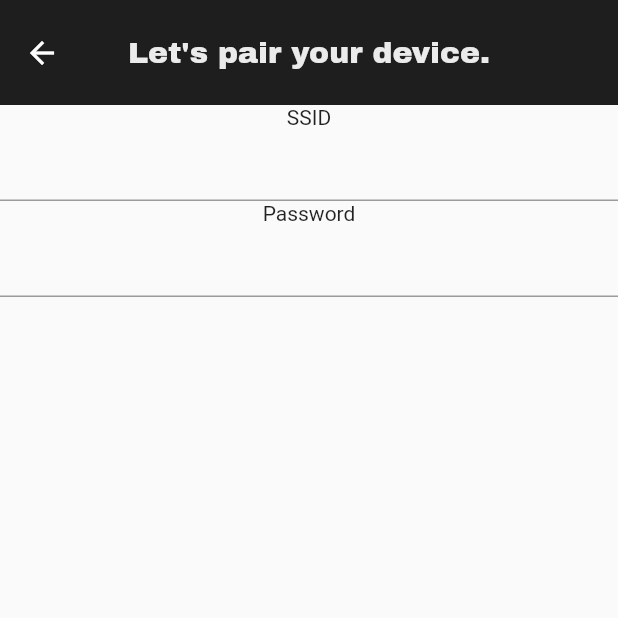
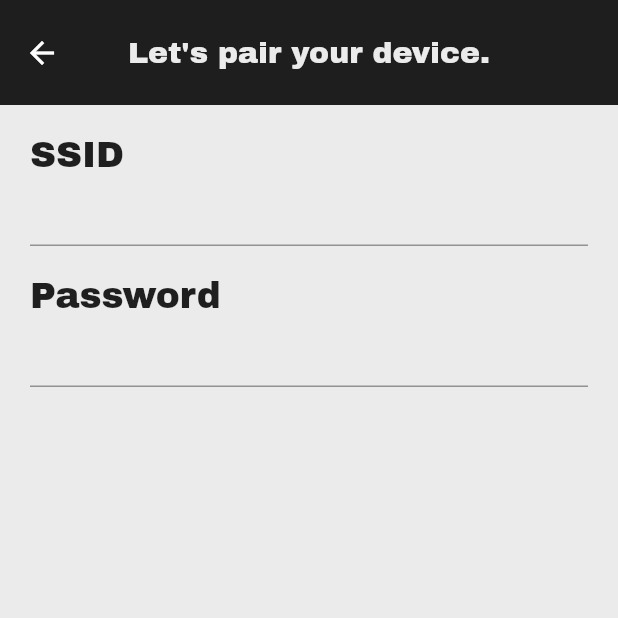
Before and after one commit to WildFore/locklock_application, a Flutter app: the PairDevicePage screen opened directly, on a phone screen of 412 x 824 dp, the top half of it. Run offline on Flutter 3.47's test engine with Material 2 defaults, Android fonts, the phone set to English and light mode, and no system bars.

```diff
--- a/locklock_app/lib/main.dart
+++ b/locklock_app/lib/main.dart
@@ -46,7 +46,7 @@ class _HomeState extends State<Home> {
               fontSize: 36,
               color: Color.fromARGB(255, 235, 235, 235),
               fontFamily: "ArchivoBlack",
-              fontWeight: FontWeight.w500),
+              fontWeight: FontWeight.w600),
         ),
         body: pages[_selectedIndexPage],
         backgroundColor: Color.fromARGB(255, 30, 30, 30),
--- a/locklock_app/lib/subpages/pairDevice.dart
+++ b/locklock_app/lib/subpages/pairDevice.dart
@@ -11,6 +11,7 @@ class _PairDevicePageState extends State<PairDevicePage> {
   @override
   Widget build(BuildContext context) {
     return Scaffold(
+      backgroundColor: Color.fromARGB(255, 235, 235, 235),
       appBar: AppBar(
         toolbarHeight: 70,
         elevation: 0,
@@ -21,17 +22,74 @@ class _PairDevicePageState extends State<PairDevicePage> {
             fontSize: 20,
             color: Color.fromARGB(255, 235, 235, 235),
             fontFamily: "ArchivoBlack",
-            fontWeight: FontWeight.w500
+            fontWeight: FontWeight.w500),
+      ),
+      body: const Column(
+        children: [
+          Padding(
+            padding: EdgeInsets.only(top: 20, left: 20, right: 20),
+            child: Align(
+              alignment: Alignment.centerLeft,
+              child: Text("SSID",
+                  style: TextStyle(
+                    fontFamily: "ArchivoBlack",
+                    fontSize: 24,
+                  )),
             ),
           ),
-        body:
-        const Column(
-          children: [
-            Text("SSID"),
-            TextField(
+          Padding(
+            padding: EdgeInsets.only(),
+            child: Padding(
+              padding: EdgeInsets.only(left: 20, right: 20),
+              child: TextField(
+                decoration: InputDecoration(
+                  border: UnderlineInputBorder(
+                      borderSide:
+                          BorderSide(color: Color.fromARGB(255, 30, 30, 30))),
+                  focusedBorder: UnderlineInputBorder(
+                    borderSide:
+                        BorderSide(color: Color.fromARGB(255, 30, 30, 30)),
                   ),
-            Text("Password"),
-            TextField(
+                ),
+                style: TextStyle(
+                  backgroundColor: Color.fromARGB(255, 30, 30, 30),
+                  color: Color.fromARGB(255, 235, 235, 235),
+                  fontFamily: "ArchivoBlack",
+                  fontSize: 20,
+                ),
+              ),
+            ),
+          ),
+          Padding(
+            padding: EdgeInsets.only(top: 20, left: 20, right: 20),
+            child: Align(
+              alignment: Alignment.centerLeft,
+              child: Text("Password",
+                  style: TextStyle(
+                    fontFamily: "ArchivoBlack",
+                    fontSize: 24,
+                  )),
+            ),
+          ),
+          Padding(
+            padding: EdgeInsets.only(left: 20, right: 20),
+            child: TextField(
+              decoration: InputDecoration(
+                border: UnderlineInputBorder(
+                    borderSide:
+                        BorderSide(color: Color.fromARGB(255, 30, 30, 30))),
+                focusedBorder: UnderlineInputBorder(
+                  borderSide:
+                      BorderSide(color: Color.fromARGB(255, 30, 30, 30)),
+                ),
+              ),
+              style: TextStyle(
+                backgroundColor: Color.fromARGB(255, 30, 30, 30),
+                color: Color.fromARGB(255, 235, 235, 235),
+                fontFamily: "ArchivoBlack",
+                fontSize: 20,
+              ),
+            ),
           ),
         ],
       ),
```
Also changed, not shown: locklock_app/lib/settings.dart (+47 -2 lines), locklock_app/lib/subpages/infoPage.dart (added, +31 -0 lines). Lines whose indentation alone changed are shown as unchanged.
